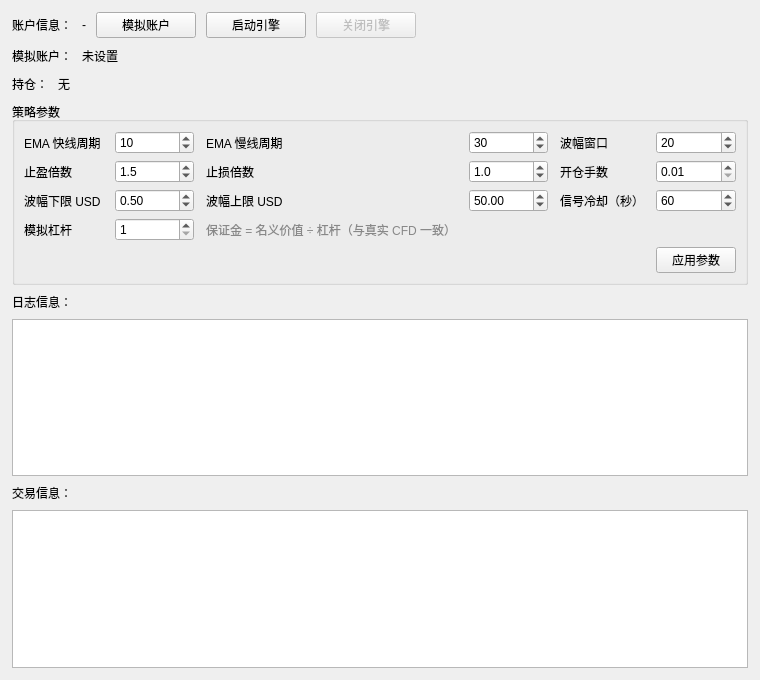
This is apps/pulsetrader_ui/MainWindow.ui in James-Xue/pulseTrader as Qt 5 draws it before an edit. The edited form follows.
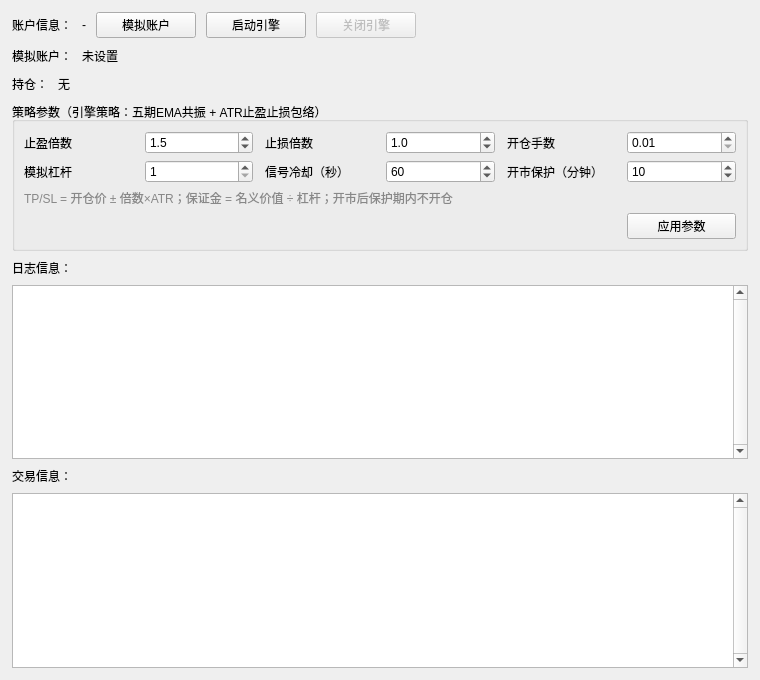
This is the edited form.

Diff of the .ui file:
```diff
--- a/apps/pulsetrader_ui/MainWindow.ui
+++ b/apps/pulsetrader_ui/MainWindow.ui
@@ -183,82 +183,22 @@
     </layout>
    </item>
    <item>
-    <widget class="QGroupBox" name="groupBox_params">
+        <widget class="QGroupBox" name="groupBox_params">
      <property name="title">
-      <string>策略参数</string>
+      <string>策略参数（引擎策略：五期EMA共振 + ATR止盈止损包络）</string>
      </property>
      <layout class="QGridLayout" name="paramsGrid">
       <property name="horizontalSpacing">
        <number>12</number>
       </property>
       <item row="0" column="0">
-       <widget class="QLabel" name="label_emaFast">
-        <property name="text">
-         <string>EMA 快线周期</string>
-        </property>
-       </widget>
-      </item>
-      <item row="0" column="1">
-       <widget class="QSpinBox" name="spin_emaFast">
-        <property name="minimum">
-         <number>2</number>
-        </property>
-        <property name="maximum">
-         <number>200</number>
-        </property>
-        <property name="value">
-         <number>10</number>
-        </property>
-       </widget>
-      </item>
-      <item row="0" column="2">
-       <widget class="QLabel" name="label_emaSlow">
-        <property name="text">
-         <string>EMA 慢线周期</string>
-        </property>
-       </widget>
-      </item>
-      <item row="0" column="3">
-       <widget class="QSpinBox" name="spin_emaSlow">
-        <property name="minimum">
-         <number>5</number>
-        </property>
-        <property name="maximum">
-         <number>500</number>
-        </property>
-        <property name="value">
-         <number>30</number>
-        </property>
-       </widget>
-      </item>
-      <item row="0" column="4">
-       <widget class="QLabel" name="label_volWindow">
-        <property name="text">
-         <string>波幅窗口</string>
-        </property>
-       </widget>
-      </item>
-      <item row="0" column="5">
-       <widget class="QSpinBox" name="spin_volWindow">
-        <property name="minimum">
-         <number>2</number>
-        </property>
-        <property name="maximum">
-         <number>200</number>
-        </property>
-        <property name="value">
-         <number>20</number>
-        </property>
-       </widget>
-      </item>
-      <item row="1" column="0">
        <widget class="QLabel" name="label_tpMult">
         <property name="text">
          <string>止盈倍数</string>
         </property>
        </widget>
       </item>
-      <item row="1" column="1">
+      <item row="0" column="1">
        <widget class="QDoubleSpinBox" name="spin_tpMult">
         <property name="decimals">
          <number>1</number>
@@ -277,14 +217,14 @@
         </property>
        </widget>
       </item>
-      <item row="1" column="2">
+      <item row="0" column="2">
        <widget class="QLabel" name="label_slMult">
         <property name="text">
          <string>止损倍数</string>
         </property>
        </widget>
       </item>
-      <item row="1" column="3">
+      <item row="0" column="3">
        <widget class="QDoubleSpinBox" name="spin_slMult">
         <property name="decimals">
          <number>1</number>
@@ -303,14 +243,14 @@
         </property>
        </widget>
       </item>
-      <item row="1" column="4">
+      <item row="0" column="4">
        <widget class="QLabel" name="label_openVolume">
         <property name="text">
          <string>开仓手数</string>
         </property>
        </widget>
       </item>
-      <item row="1" column="5">
+      <item row="0" column="5">
        <widget class="QDoubleSpinBox" name="spin_openVolume">
         <property name="decimals">
          <number>2</number>
@@ -329,63 +269,34 @@
         </property>
        </widget>
       </item>
-      <item row="2" column="0">
-       <widget class="QLabel" name="label_minVol">
+      <item row="1" column="0">
+       <widget class="QLabel" name="label_leverage">
         <property name="text">
-         <string>波幅下限 USD</string>
+         <string>模拟杠杆</string>
         </property>
        </widget>
       </item>
-      <item row="2" column="1">
-       <widget class="QDoubleSpinBox" name="spin_minVol">
-        <property name="decimals">
-         <number>2</number>
-        </property>
-        <property name="maximum">
-         <double>1000.0</double>
-        </property>
-        <property name="singleStep">
-         <double>0.10000000000000001</double>
-        </property>
-        <property name="value">
-         <double>0.5</double>
-        </property>
-       </widget>
-      </item>
-      <item row="2" column="2">
-       <widget class="QLabel" name="label_maxVol">
-        <property name="text">
-         <string>波幅上限 USD</string>
-        </property>
-       </widget>
-      </item>
-      <item row="2" column="3">
-       <widget class="QDoubleSpinBox" name="spin_maxVol">
-        <property name="decimals">
-         <number>2</number>
-        </property>
+      <item row="1" column="1">
+       <widget class="QSpinBox" name="spin_leverage">
         <property name="minimum">
-         <double>1.0</double>
+         <number>1</number>
         </property>
         <property name="maximum">
-         <double>10000.0</double>
-        </property>
-        <property name="singleStep">
-         <double>1.0</double>
+         <number>500</number>
         </property>
         <property name="value">
-         <double>50.0</double>
+         <number>1</number>
         </property>
        </widget>
       </item>
-      <item row="2" column="4">
+      <item row="1" column="2">
        <widget class="QLabel" name="label_cooldown">
         <property name="text">
          <string>信号冷却（秒）</string>
         </property>
        </widget>
       </item>
-      <item row="2" column="5">
+      <item row="1" column="3">
        <widget class="QSpinBox" name="spin_cooldown">
         <property name="minimum">
          <number>0</number>
@@ -398,37 +309,37 @@
         </property>
        </widget>
       </item>
-      <item row="3" column="0">
-       <widget class="QLabel" name="label_leverage">
+      <item row="1" column="4">
+       <widget class="QLabel" name="label_protect">
         <property name="text">
-         <string>模拟杠杆</string>
+         <string>开市保护（分钟）</string>
         </property>
        </widget>
       </item>
-      <item row="3" column="1">
-       <widget class="QSpinBox" name="spin_leverage">
+      <item row="1" column="5">
+       <widget class="QSpinBox" name="spin_protectMin">
         <property name="minimum">
-         <number>1</number>
+         <number>0</number>
         </property>
         <property name="maximum">
-         <number>500</number>
+         <number>120</number>
         </property>
         <property name="value">
-         <number>1</number>
+         <number>10</number>
         </property>
        </widget>
       </item>
-      <item row="3" column="2">
+      <item row="2" column="0" colspan="4">
        <widget class="QLabel" name="label_leverageHint">
         <property name="text">
-         <string>保证金 = 名义价值 ÷ 杠杆（与真实 CFD 一致）</string>
+         <string>TP/SL = 开仓价 ± 倍数×ATR；保证金 = 名义价值 ÷ 杠杆；开市后保护期内不开仓</string>
         </property>
         <property name="styleSheet">
          <string notr="true">color: #888;</string>
         </property>
        </widget>
       </item>
-      <item row="4" column="0" colspan="4">
+      <item row="3" column="0" colspan="4">
        <spacer name="paramsSpacer">
         <property name="orientation">
          <enum>Qt::Horizontal</enum>
@@ -441,7 +352,7 @@
         </property>
        </spacer>
       </item>
-      <item row="4" column="5">
+      <item row="3" column="5">
        <widget class="QPushButton" name="pushBtn_applyParams">
         <property name="text">
          <string>应用参数</string>
@@ -463,6 +374,9 @@
      <property name="readOnly">
       <bool>true</bool>
      </property>
+     <property name="verticalScrollBarPolicy">
+      <enum>Qt::ScrollBarAlwaysOn</enum>
+     </property>
      <property name="font">
       <font>
        <family>Consolas</family>
@@ -483,6 +397,9 @@
      <property name="readOnly">
       <bool>true</bool>
      </property>
+     <property name="verticalScrollBarPolicy">
+      <enum>Qt::ScrollBarAlwaysOn</enum>
+     </property>
      <property name="font">
       <font>
        <family>Consolas</family>
```
